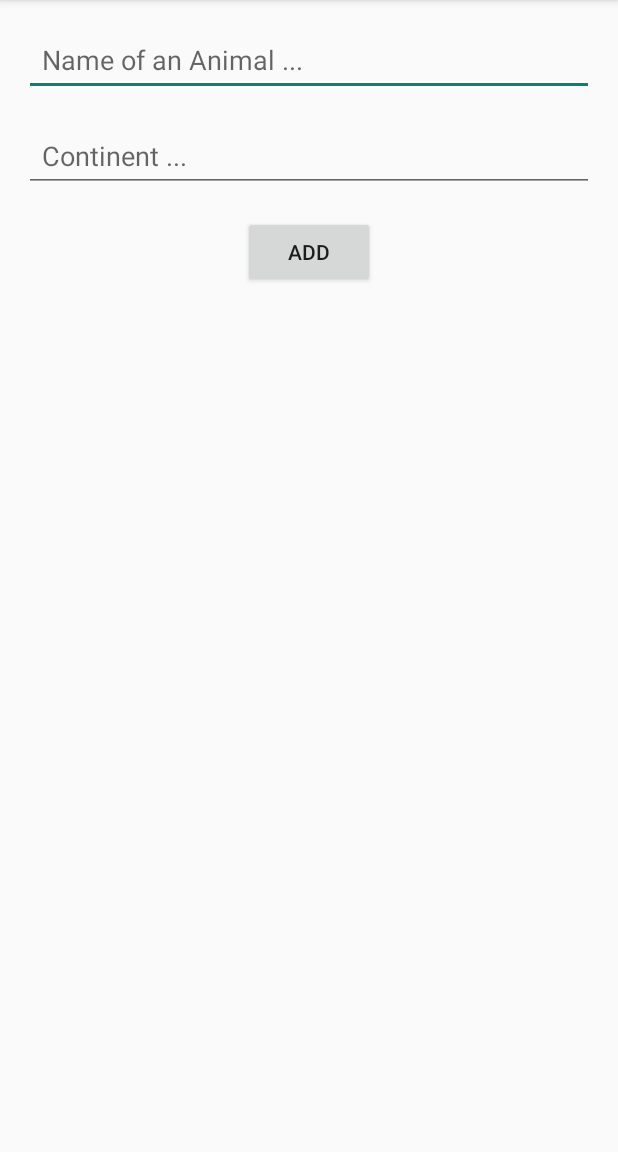
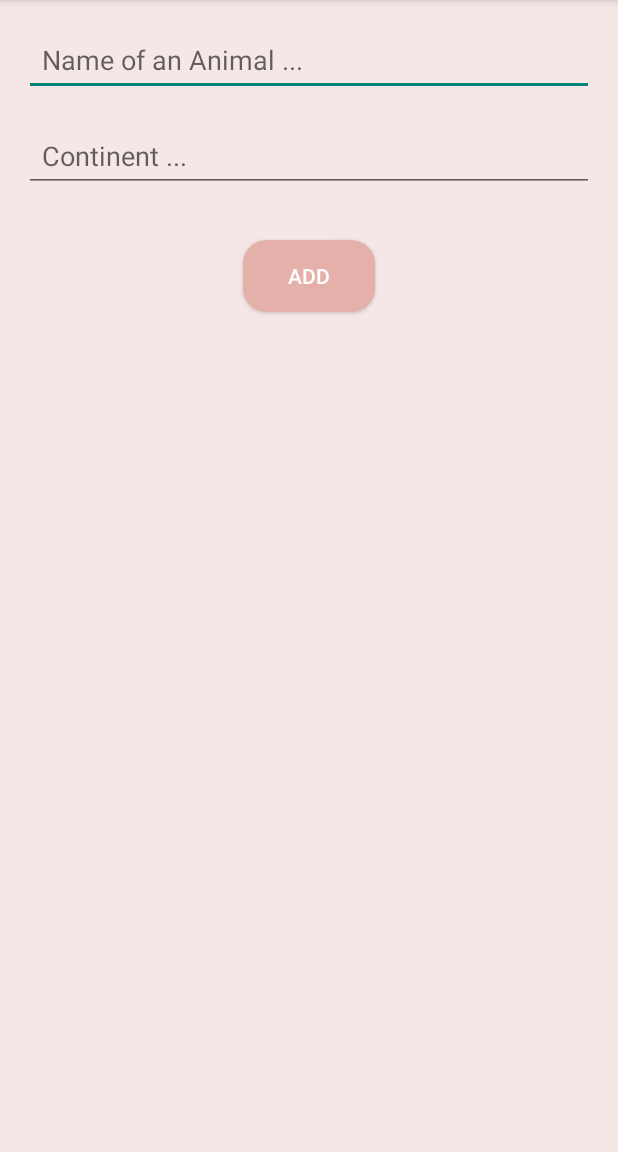
Before and after one commit to lucianamihai/AnimalsApp, an Android app built with Jetpack Compose: the screen it shows after launch (MainActivity), on a phone screen of 412 x 824 dp, the part 84-1236 px from its top. Run offline under Robolectric (Android 15) with nearby library versions, the phone set to English and light mode, and no system bars; our stand-ins replace Room's generated code.

Commit message:
Finished project: treated final exceptions, color and shape design

```diff
--- a/app/src/main/java/com/example/animalsapp/AnimalAdapter.kt
+++ b/app/src/main/java/com/example/animalsapp/AnimalAdapter.kt
@@ -3,8 +3,8 @@ package com.example.animalsapp
 import android.view.LayoutInflater
 import android.view.View
 import android.view.ViewGroup
-import android.widget.Button
 import android.widget.TextView
+import androidx.appcompat.widget.AppCompatImageButton
 import androidx.recyclerview.widget.RecyclerView
 import com.example.animalsapp.database.Animal
 
@@ -35,7 +35,7 @@ class AnimalAdapter(private val deleteCallback: (Animal) -> Unit) :
     inner class AnimalViewHolder(itemView: View) : RecyclerView.ViewHolder(itemView) {
         private val nameTextView: TextView = itemView.findViewById(R.id.nameTextView)
         private val continentTextView: TextView = itemView.findViewById(R.id.continentTextView)
-        private val deleteButton: Button = itemView.findViewById(R.id.deleteButton)
+        private val deleteButton: AppCompatImageButton = itemView.findViewById(R.id.deleteButton)
 
         fun bind(animal: Animal) {
             nameTextView.text = animal.name
--- /dev/null
+++ b/app/src/main/res/drawable/button_background.xml
@@ -0,0 +1,15 @@
+<?xml version="1.0" encoding="utf-8"?>
+<selector xmlns:android="http://schemas.android.com/apk/res/android">
+    <item android:state_pressed="true">
+        <shape android:shape="rectangle">
+            <solid android:color="@color/colorPressed" />
+            <corners android:radius="16dp" />
+        </shape>
+    </item>
+    <item>
+        <shape android:shape="rectangle">
+            <solid android:color="@color/colorNormal" />
+            <corners android:radius="16dp" />
+        </shape>
+    </item>
+</selector>
--- /dev/null
+++ b/app/src/main/res/drawable/button_text_color.xml
@@ -0,0 +1,5 @@
+<?xml version="1.0" encoding="utf-8"?>
+<selector xmlns:android="http://schemas.android.com/apk/res/android">
+    <item android:state_pressed="true" android:color="@color/textColorPressed"/>
+    <item android:color="@color/textColorNormal"/>
+</selector>
--- a/app/src/main/res/layout/activity_main.xml
+++ b/app/src/main/res/layout/activity_main.xml
@@ -2,7 +2,9 @@
 <RelativeLayout xmlns:android="http://schemas.android.com/apk/res/android"
     android:layout_width="match_parent"
     android:layout_height="match_parent"
-    android:padding="16dp">
+    android:padding="16dp"
+    android:background="#F5E7E6 "
+    >
 
     <EditText
         android:id="@+id/nameEditText"
@@ -20,16 +22,23 @@
         android:layout_below="@id/nameEditText"
         android:layout_marginBottom="16dp"
         android:padding="12dp"/>
-
     <Button
         android:id="@+id/addButton"
         android:layout_width="wrap_content"
         android:layout_height="48dp"
-        android:text="Add"
         android:layout_below="@id/continentEditText"
         android:layout_centerHorizontal="true"
+        android:layout_marginStart="16dp"
+        android:layout_marginTop="16dp"
+        android:layout_marginEnd="16dp"
         android:layout_marginBottom="16dp"
-        android:padding="12dp"/>
+        android:padding="12dp"
+        android:background="@drawable/button_background"
+        android:textColor="@drawable/button_text_color"
+
+        android:text="Add" />
+
+
 
     <androidx.recyclerview.widget.RecyclerView
         android:id="@+id/recyclerView"
--- a/app/src/main/res/values/colors.xml
+++ b/app/src/main/res/values/colors.xml
@@ -6,4 +6,8 @@
     <color name="teal_700">#FF018786</color>
     <color name="black">#FF000000</color>
     <color name="white">#FFFFFFFF</color>
+    <color name="colorPressed">#F2D7D5</color>
+    <color name="colorNormal">#E6B0AA</color>
+    <color name="textColorPressed">#000000</color>
+    <color name="textColorNormal">#FFFFFF</color>
 </resources>
```
Also changed, not shown: app/src/main/java/com/example/animalsapp/MainActivity.kt (+11 -2 lines), app/src/main/res/drawable/delete_icon.xml (+5 -9 lines), app/src/main/res/layout/item_animal.xml (+4 -6 lines), app/src/main/res/drawable/delete_default.png (added), app/src/main/res/drawable/delete_pressed.png (added).
